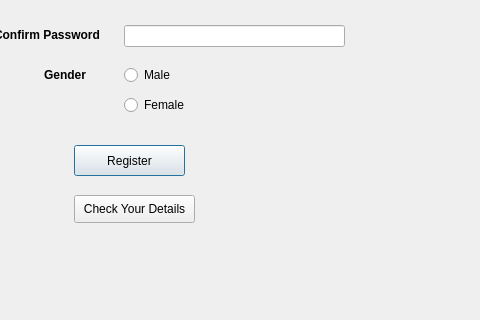
This is register.ui in Vishwanath98/Visionary as Qt 5 draws it before an edit; both pictures show x 176 to 656 and y 295 to 615 of the 1102 by 837 pixel window. The edited form follows.
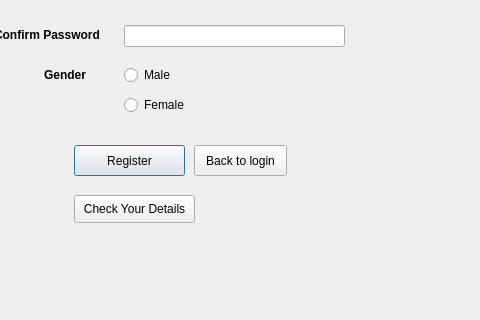
This is the edited form.

Patch:
```diff
--- a/register.ui
+++ b/register.ui
@@ -263,6 +263,19 @@
     <string>Check Your Details</string>
    </property>
   </widget>
+  <widget class="QPushButton" name="back_button">
+   <property name="geometry">
+    <rect>
+     <x>370</x>
+     <y>440</y>
+     <width>93</width>
+     <height>31</height>
+    </rect>
+   </property>
+   <property name="text">
+    <string>Back to login</string>
+   </property>
+  </widget>
  </widget>
  <resources/>
  <connections/>
```
